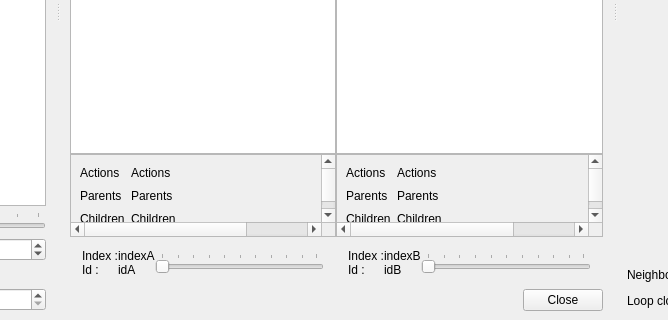
This is guilib/src/ui/DatabaseViewer.ui in introlab/rtabmap as Qt 5 draws it before an edit; both pictures show x 219 to 887 and y 317 to 637 of the 1041 by 637 pixel window. The edited form follows.
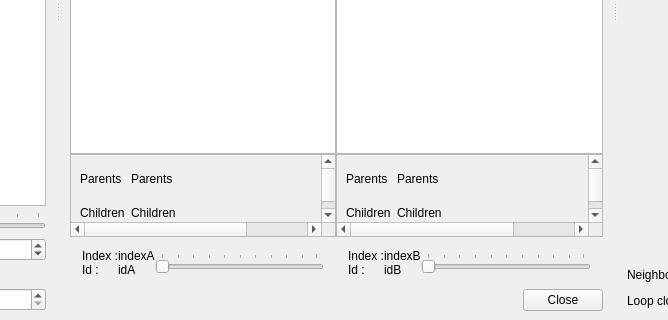
This is the edited form. Custom widgets are drawn as their Qt base class.

Commit message: Added install targets for dataRecorder and odometryViewer

What changed in the file:
```diff
--- a/guilib/src/ui/DatabaseViewer.ui
+++ b/guilib/src/ui/DatabaseViewer.ui
@@ -47,41 +47,27 @@
            </property>
            <layout class="QGridLayout" name="gridLayout" columnstretch="0,1">
             <item row="0" column="0">
-             <widget class="QLabel" name="label_actionsA_2">
-              <property name="text">
-               <string>Actions</string>
-              </property>
-             </widget>
-            </item>
-            <item row="0" column="1">
-             <widget class="QLabel" name="label_actionsA">
-              <property name="text">
-               <string>Actions</string>
-              </property>
-             </widget>
-            </item>
-            <item row="1" column="0">
              <widget class="QLabel" name="label_parentsA_2">
               <property name="text">
                <string>Parents</string>
               </property>
              </widget>
             </item>
-            <item row="1" column="1">
+            <item row="0" column="1">
              <widget class="QLabel" name="label_parentsA">
               <property name="text">
                <string>Parents</string>
               </property>
              </widget>
             </item>
-            <item row="2" column="0">
+            <item row="1" column="0">
              <widget class="QLabel" name="label_childrenA_2">
               <property name="text">
                <string>Children</string>
               </property>
              </widget>
             </item>
-            <item row="2" column="1">
+            <item row="1" column="1">
              <widget class="QLabel" name="label_childrenA">
               <property name="text">
                <string>Children</string>
@@ -171,41 +157,27 @@
            </property>
            <layout class="QGridLayout" name="gridLayout_2" columnstretch="0,1">
             <item row="0" column="0">
-             <widget class="QLabel" name="label_actionsA_4">
-              <property name="text">
-               <string>Actions</string>
-              </property>
-             </widget>
-            </item>
-            <item row="0" column="1">
-             <widget class="QLabel" name="label_actionsB">
-              <property name="text">
-               <string>Actions</string>
-              </property>
-             </widget>
-            </item>
-            <item row="1" column="0">
              <widget class="QLabel" name="label_parentsA_4">
               <property name="text">
                <string>Parents</string>
               </property>
              </widget>
             </item>
-            <item row="1" column="1">
+            <item row="0" column="1">
              <widget class="QLabel" name="label_parentsB">
               <property name="text">
                <string>Parents</string>
               </property>
              </widget>
             </item>
-            <item row="2" column="0">
+            <item row="1" column="0">
              <widget class="QLabel" name="label_childrenA_3">
               <property name="text">
                <string>Children</string>
               </property>
              </widget>
             </item>
-            <item row="2" column="1">
+            <item row="1" column="1">
              <widget class="QLabel" name="label_childrenB">
               <property name="text">
                <string>Children</string>
```
The commit also changes 9 other files.
